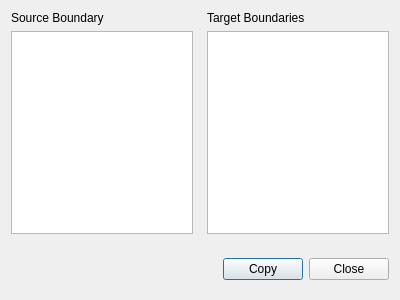
The window that baramFlow/view/setup/boundary_conditions/copy_dialog.ui (nextfoam/baram) describes before a commit, drawn with Qt 5.
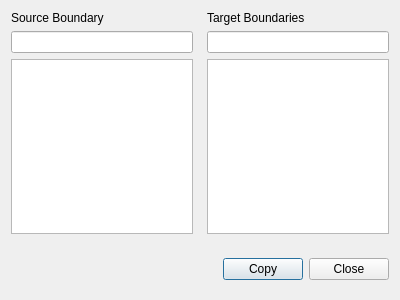
The same window after the commit.

```diff
--- a/baramFlow/view/setup/boundary_conditions/copy_dialog.ui
+++ b/baramFlow/view/setup/boundary_conditions/copy_dialog.ui
@@ -49,7 +49,14 @@
           </widget>
          </item>
          <item>
-          <widget class="QListWidget" name="source"/>
+          <widget class="QLineEdit" name="sourceFilter"/>
+         </item>
+         <item>
+          <widget class="QListWidget" name="source">
+           <property name="sortingEnabled">
+            <bool>true</bool>
+           </property>
+          </widget>
          </item>
         </layout>
        </widget>
@@ -73,10 +80,16 @@
            </property>
           </widget>
          </item>
+         <item>
+          <widget class="QLineEdit" name="targetFilter"/>
+         </item>
          <item>
           <widget class="QListWidget" name="targets">
            <property name="selectionMode">
-            <enum>QAbstractItemView::ExtendedSelection</enum>
+            <enum>QAbstractItemView::SelectionMode::ExtendedSelection</enum>
+           </property>
+           <property name="sortingEnabled">
+            <bool>true</bool>
            </property>
           </widget>
          </item>
```
Left out of the diff: 2 changed lines with no effect on the pictures.
